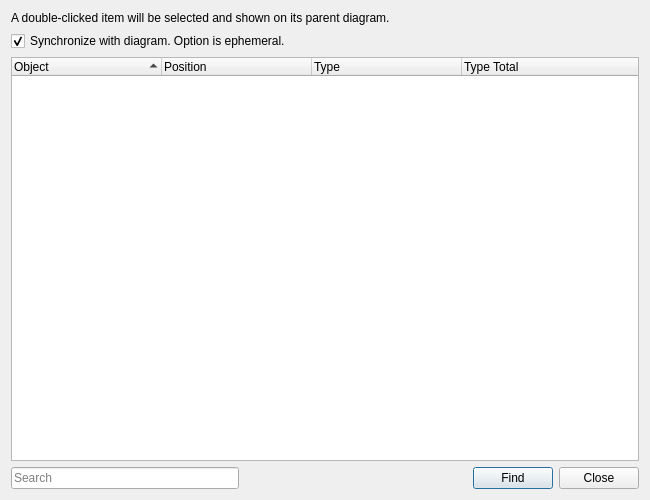
Old version of the form UI/glitch-find-objects.ui in the repository textbrowser/glitch.
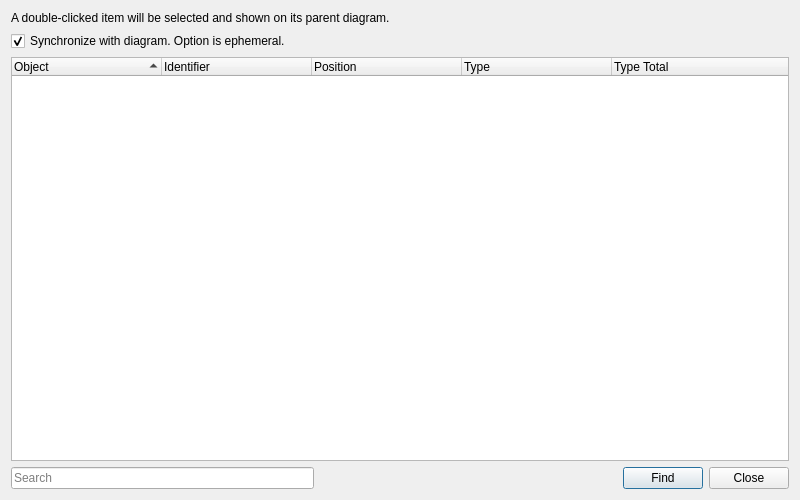
New version of the form. Custom widgets are drawn as their Qt base class.

Commit message: Identifiers in Find Objects.

Diff of the .ui file:
```diff
--- a/UI/glitch-find-objects.ui
+++ b/UI/glitch-find-objects.ui
@@ -6,7 +6,7 @@
    <rect>
     <x>0</x>
     <y>0</y>
-    <width>650</width>
+    <width>800</width>
     <height>500</height>
    </rect>
   </property>
@@ -68,6 +68,11 @@
        <string notr="true">Object</string>
       </property>
      </column>
+     <column>
+      <property name="text">
+       <string>Identifier</string>
+      </property>
+     </column>
      <column>
       <property name="text">
        <string>Position</string>
```
The commit also changes 5 other files.
